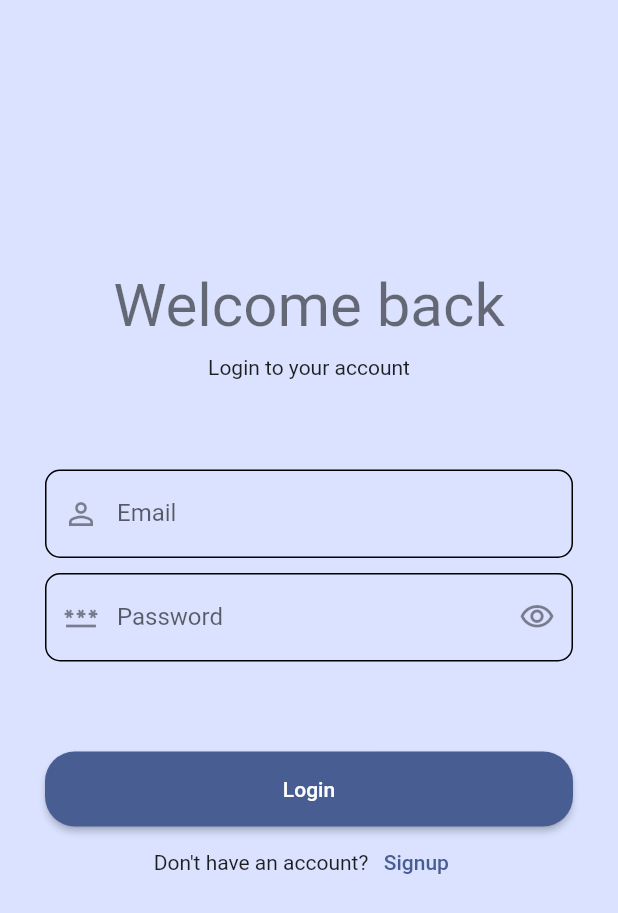
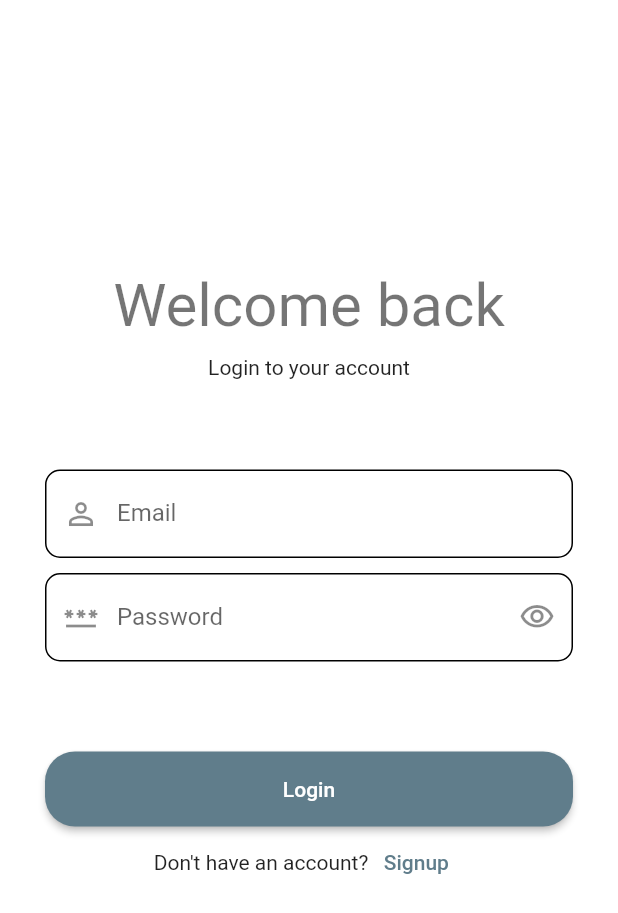
Before and after one commit to Kapperchino/subspace-frontend, a Flutter app: the screen it shows after launch, on a phone screen of 412 x 824 dp. Shown: the top 913 px of the screen. Run offline on Flutter 3.47's test engine with Material 2 defaults, Android fonts, the phone set to English and light mode, and no system bars; our stand-ins replace flutter_secure_storage, get_storage, go_router.

Commit message:
major changes

```diff
--- a/lib/intro/signup.dart
+++ b/lib/intro/signup.dart
@@ -4,6 +4,7 @@ import 'package:flutter/material.dart';
 import 'package:frontend/models/signUp.dart';
 import 'package:frontend/models/token.dart';
 import 'package:get_storage/get_storage.dart';
+import 'package:go_router/go_router.dart';
 import 'package:http/http.dart' as http;
 
 import '../models/appUser.dart';
@@ -197,7 +198,7 @@ class _SignupState extends State<Signup> {
 
                         _formKey.currentState?.reset();
 
-                        Navigator.pop(context);
+                        context.pop();
                       }
                     },
                     child: const Text("Register"),
@@ -207,7 +208,7 @@ class _SignupState extends State<Signup> {
                     children: [
                       const Text("Already have an account?"),
                       TextButton(
-                        onPressed: () => Navigator.pop(context),
+                        onPressed: () => context.go("/login"),
                         child: const Text("Login"),
                       ),
                     ],
--- a/lib/main.dart
+++ b/lib/main.dart
@@ -1,8 +1,12 @@
+import 'package:frontend/intro/home.dart';
 import 'package:frontend/mainapp.dart';
 import 'package:flutter/material.dart';
+import 'package:frontend/routes/spaceRoutes.dart';
+import 'package:frontend/stores/store.dart';
 import 'package:get_storage/get_storage.dart';
+import 'package:go_router/go_router.dart';
 
 void main() async {
   await GetStorage.init();
-  runApp(const MainApp());
+  runApp(MainApp());
 }
--- a/lib/mainapp.dart
+++ b/lib/mainapp.dart
@@ -1,20 +1,45 @@
 import 'package:flutter/material.dart';
 import 'package:frontend/intro/home.dart';
-
-import 'intro/login.dart';
+import 'package:frontend/intro/login.dart';
+import 'package:frontend/routes/loginRoutes.dart';
+import 'package:frontend/routes/postRoutes.dart';
+import 'package:frontend/routes/spaceRoutes.dart';
+import 'package:frontend/stores/store.dart';
+import 'package:go_router/go_router.dart';
 
 class MainApp extends StatelessWidget {
-  const MainApp({super.key});
+  MainApp({super.key});
+
+  final _router = GoRouter(routes: <RouteBase>[
+    GoRoute(
+        path: '/',
+        builder: (context, state) {
+          return FutureBuilder<String?>(
+              future: Store.secure.read(key: "jwt"),
+              builder: (context, snapshot) {
+                if (snapshot.hasData) {
+                  return const Home();
+                }
+                return const Login();
+              });
+        },
+        routes: [
+          SpaceRoutes().getSpaceRoute(),
+          AuthRoute().getSignupRoute(),
+          AuthRoute().getLoginRoute()
+        ]),
+  ]);
 
   @override
   Widget build(BuildContext context) {
-    return MaterialApp(
-      theme: ThemeData.from(
-        colorScheme: ColorScheme.fromSeed(
-          seedColor: const Color.fromRGBO(32, 63, 129, 1.0),
-        ),
-      ),
-      home: const Login(),
-    );
+    var theme = const ColorScheme.light(
+        secondary: Colors.black,
+        primaryContainer: Colors.white,
+        primary: Colors.blueGrey);
+    return MaterialApp.router(
+        theme: ThemeData(
+            // Define the default brightness and colors.
+            colorScheme: theme),
+        routerConfig: _router);
   }
 }
--- /dev/null
+++ b/lib/models/space.dart
@@ -0,0 +1,25 @@
+import 'package:json_annotation/json_annotation.dart';
+part 'space.g.dart';
+
+@JsonSerializable()
+class Space {
+  final int id;
+  @JsonKey(name: 'parent_id')
+  final int parentId;
+  @JsonKey(name: 'name')
+  final String name;
+  @JsonKey(name: 'description')
+  final String description;
+  final String picture;
+
+  const Space(
+      {required this.id,
+      required this.parentId,
+      required this.name,
+      required this.description,
+      required this.picture});
+
+  factory Space.fromJson(Map<String, dynamic> json) {
+    return _$SpaceFromJson(json);
+  }
+}
--- /dev/null
+++ b/lib/models/spaceView.dart
@@ -0,0 +1,9 @@
+import 'package:frontend/models/post.dart';
+import 'package:frontend/models/space.dart';
+
+class SpaceView {
+  final Space space;
+  final List<Post> posts;
+
+  const SpaceView({required this.space, required this.posts});
+}
--- a/lib/posts/voteWidget.dart
+++ b/lib/posts/voteWidget.dart
@@ -124,7 +124,7 @@ class _VoteState extends State<VoteWidget> {
   }
 
   Future<int> upVoteBackend(bool isUpvote) async {
-    final AppUser user = GetStorage().read("user");
+    final AppUser user = AppUser.fromJson(await GetStorage().read("user"));
     final token = await Store.secure.read(key: 'jwt');
     final res = await http.post(
       Uri.parse('http://localhost:3000/votes'),
--- /dev/null
+++ b/lib/routes/loginRoutes.dart
@@ -0,0 +1,24 @@
+import 'dart:convert';
+
+import 'package:flutter/material.dart';
+import 'package:flutter/widgets.dart';
+import 'package:frontend/intro/login.dart';
+import 'package:frontend/intro/signup.dart';
+import 'package:go_router/go_router.dart';
+import 'package:http/http.dart' as http;
+
+import '../models/post.dart';
+import '../models/space.dart';
+import '../posts/postcard.dart';
+import '../stores/store.dart';
+import '../subspace/subspace.dart';
+
+class AuthRoute {
+  GoRoute getSignupRoute() {
+    return GoRoute(path: 'signup', builder: (context, state) => const Signup());
+  }
+
+  GoRoute getLoginRoute() {
+    return GoRoute(path: 'login', builder: (context, state) => const Login());
+  }
+}
--- a/lib/subspace/subspace.dart
+++ b/lib/subspace/subspace.dart
@@ -19,9 +19,7 @@ class Subspace extends StatelessWidget {
   Widget build(BuildContext context) {
     const title = 'Mixed List';
 
-    return MaterialApp(
-      title: title,
-      home: Scaffold(
+    return Scaffold(
       body: ListView.builder(
         // Let the ListView know how many items it needs to build.
         itemCount: items.length,
@@ -32,7 +30,6 @@ class Subspace extends StatelessWidget {
           return item;
         },
       ),
-      ),
     );
   }
 }
--- a/pubspec.yaml
+++ b/pubspec.yaml
@@ -39,6 +39,7 @@ dependencies:
   flutter_secure_storage: ^8.0.0
   get_storage: ^2.1.1
   json_annotation: ^4.8.1
+  go_router: ^8.2.0
 
 dev_dependencies:
   flutter_test:
```
Also changed, not shown: lib/intro/home.dart (+25 -11 lines), lib/intro/login.dart (+3 -16 lines), lib/posts/post.dart (+11 -1 lines), lib/posts/postcard.dart (+6 -14 lines), lib/routes/postRoutes.dart (added, +77 -0 lines), lib/routes/spaceRoutes.dart (added, +103 -0 lines), lib/stores/store.dart (+17 -0 lines), lib/models/space.g.dart (added), pubspec.lock. Lines whose indentation alone changed are shown as unchanged.
